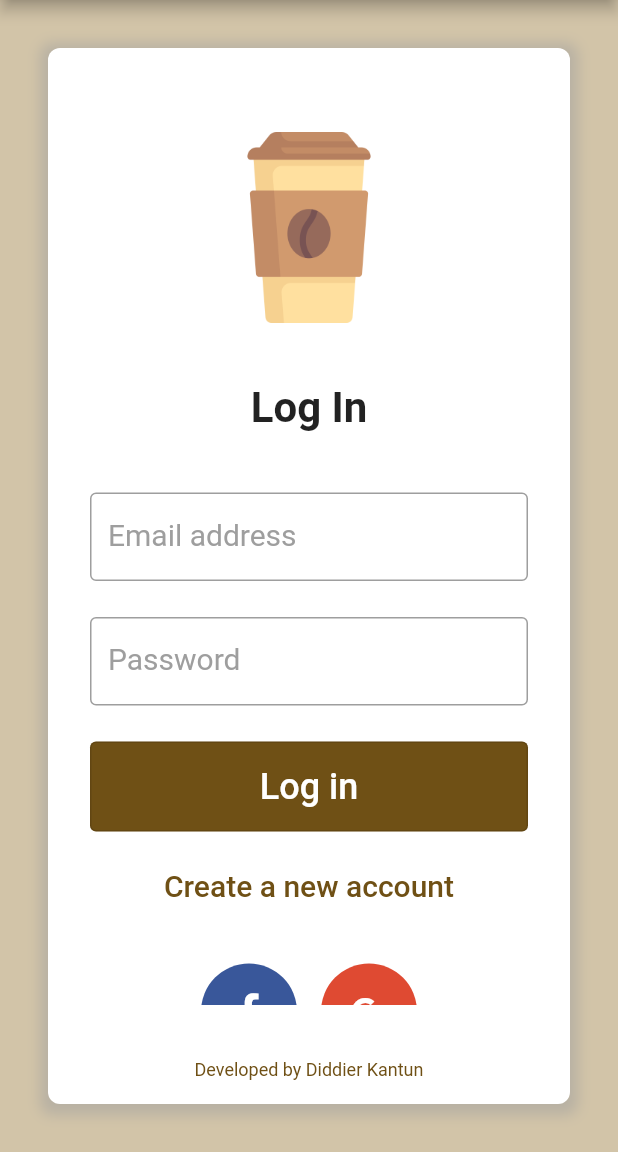
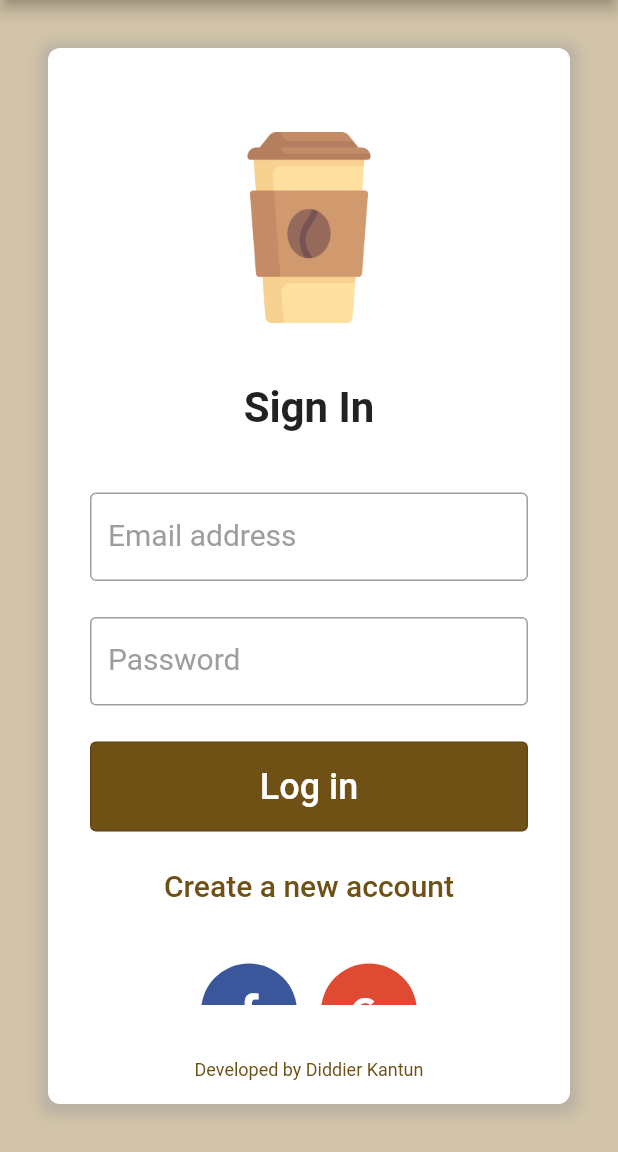
Before and after one commit to DiddierKQ/ecommerce_app, a Flutter app: the screen it shows after launch, on a phone screen of 412 x 824 dp, the part 84-1236 px from its top. Run offline on Flutter 3.47's test engine with Material 2 defaults, Android fonts, the phone set to English and light mode, and no system bars; our stand-ins replace badges, font_awesome_flutter, get.

```diff
--- a/lib/screens/login_screen.dart
+++ b/lib/screens/login_screen.dart
@@ -56,7 +56,7 @@ class _LogInScreenState extends State<LogInScreen> {
                       alignment: Alignment.center,
                       padding: const EdgeInsets.only(bottom: 28),
                       child: const Text(
-                        "Log In",
+                        "Sign In",
                         style: TextStyle(
                           fontSize: 28,
                           fontWeight: FontWeight.bold,
--- a/lib/screens/main_screen.dart
+++ b/lib/screens/main_screen.dart
@@ -32,7 +32,7 @@ class _MainScreenState extends State<MainScreen> {
     return Scaffold(
       backgroundColor: Colors.grey.shade100,
       //drawer: const SidebarWidget(),
-      appBar: AppBarWidget(title: "Coffee shop", enableReturnButton: true,),
+      appBar: AppBarWidget(title: "Coffee shop",),
       body: _screens[_index],
       bottomNavigationBar: BottomNavigationBar(
         backgroundColor: const Color(0xFFd2c4a8),
--- a/lib/screens/signup_screen.dart
+++ b/lib/screens/signup_screen.dart
@@ -57,7 +57,7 @@ class _SignUpScreenState extends State<SignUpScreen> {
                       alignment: Alignment.center,
                       padding: const EdgeInsets.only(bottom: 28),
                       child: const Text(
-                        "Sign In",
+                        "Sign Up",
                         style: TextStyle(
                           fontSize: 28,
                           fontWeight: FontWeight.bold,
```
Also changed, not shown: 13 other files.
